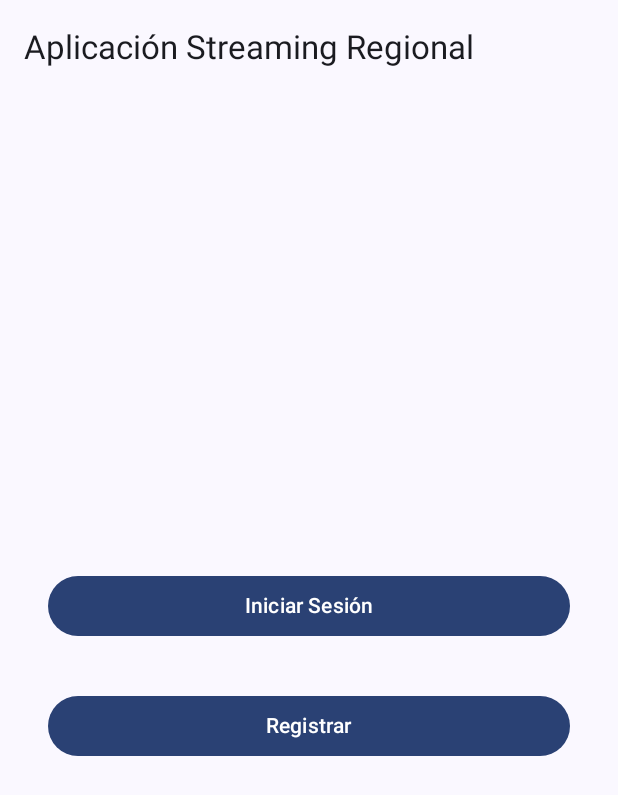
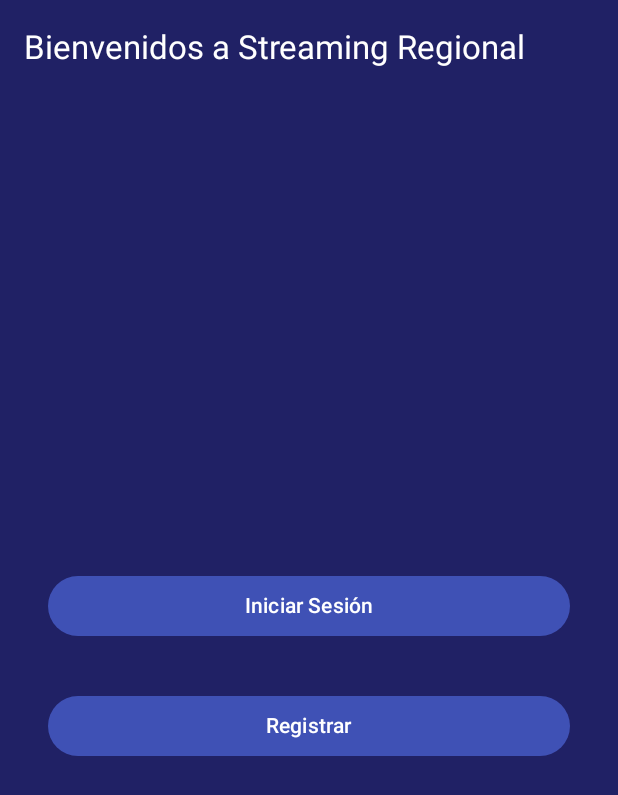
Before and after one commit to Naxohz/StreamingAPP2, an Android app built with Jetpack Compose: the screen it shows after launch (MainActivity), on a phone screen of 412 x 824 dp. Shown: the top 795 px of the screen. Run offline under Robolectric (Android 15) with nearby library versions, the phone set to English and light mode, and no system bars; 1 statement that could not run was skipped.

Commit message:
Proyecto Actualizado

```diff
--- a/app/src/main/java/com/example/streamingapp/MainActivity.kt
+++ b/app/src/main/java/com/example/streamingapp/MainActivity.kt
@@ -3,19 +3,21 @@ package com.example.streamingapp
 import android.content.Context
 import android.content.Intent
 import android.os.Bundle
+import androidx.activity.ComponentActivity
 import androidx.activity.compose.setContent
-import androidx.appcompat.app.AppCompatActivity
+import androidx.compose.foundation.background
 import androidx.compose.foundation.layout.*
 import androidx.compose.material3.*
-import androidx.compose.runtime.*
+import androidx.compose.runtime.Composable
 import androidx.compose.ui.Alignment
 import androidx.compose.ui.Modifier
+import androidx.compose.ui.graphics.Color
+import androidx.compose.ui.platform.LocalContext
 import androidx.compose.ui.tooling.preview.Preview
 import androidx.compose.ui.unit.dp
-import androidx.compose.ui.platform.LocalContext
 import com.example.streamingapp.ui.theme.StreamingAPPTheme
 
-class MainActivity : AppCompatActivity() {
+class MainActivity : ComponentActivity() {
     override fun onCreate(savedInstanceState: Bundle?) {
         super.onCreate(savedInstanceState)
 
@@ -47,14 +49,22 @@ fun LoginRegisterScreen() {
     Scaffold(
         topBar = {
             TopAppBar(
-                title = { Text(text = "Aplicación Streaming Regional") }
+                title = { Text(text = "Bienvenidos a Streaming Regional", color = Color.White) },
+                colors = TopAppBarDefaults.smallTopAppBarColors(
+                    containerColor = Color(0xFF202165)
+                )
             )
         },
         content = { padding ->
+            Box(
+                modifier = Modifier
+                    .fillMaxSize()
+                    .background(Color(0xFF202165))
+                    .padding(padding)
+            ) {
                 Column(
                     modifier = Modifier
                         .fillMaxSize()
-                    .padding(padding)
                         .padding(16.dp), // Padding general
                     verticalArrangement = Arrangement.Center,
                     horizontalAlignment = Alignment.CenterHorizontally
@@ -65,7 +75,8 @@ fun LoginRegisterScreen() {
                         },
                         modifier = Modifier
                             .padding(16.dp)
-                        .fillMaxWidth()
+                            .fillMaxWidth(),
+                        colors = ButtonDefaults.buttonColors(containerColor = Color(0xFF3F51B5))
                     ) {
                         Text(text = "Iniciar Sesión")
                     }
@@ -76,9 +87,11 @@ fun LoginRegisterScreen() {
                         },
                         modifier = Modifier
                             .padding(16.dp)
-                        .fillMaxWidth()
+                            .fillMaxWidth(),
+                        colors = ButtonDefaults.buttonColors(containerColor = Color(0xFF3F51B5))
                     ) {
                         Text(text = "Registrar")
+                    }
                 }
             }
         }
```
Also changed, not shown: app/build.gradle.kts (+14 -6 lines), app/src/main/java/com/example/streamingapp/AppDatabase.kt (deleted, +0 -28 lines), app/src/main/java/com/example/streamingapp/HomeActivity.kt (+33 -18 lines), app/src/main/java/com/example/streamingapp/RegisterActivity.kt (+19 -8 lines), app/src/main/java/com/example/streamingapp/User.kt (deleted, +0 -12 lines), app/src/main/java/com/example/streamingapp/UserDao.kt (deleted, +0 -18 lines). Lines whose indentation alone changed are shown as unchanged.
